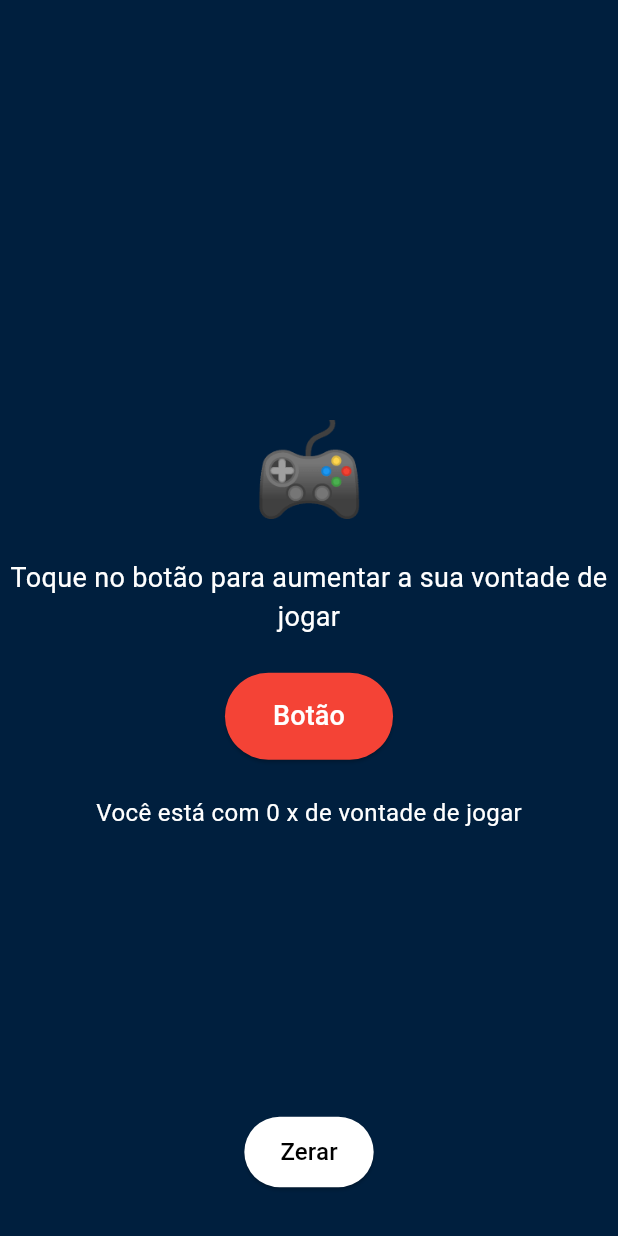
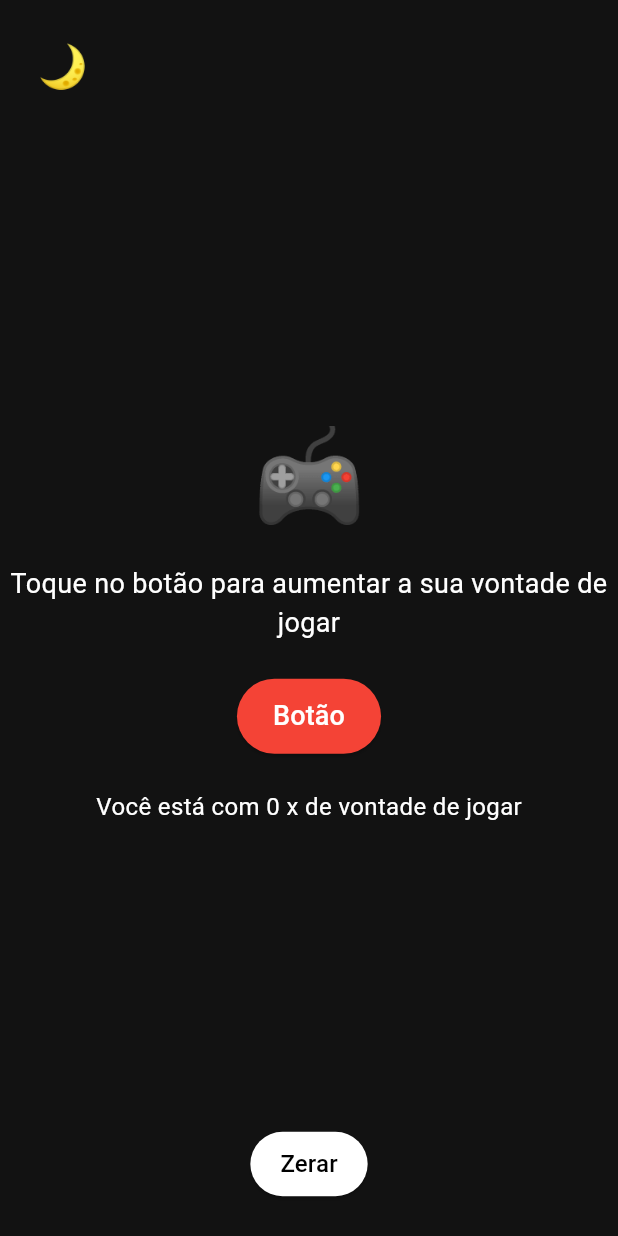
Before and after one commit to voidcg/contador3000, a Flutter app: the screen it shows after launch, on a phone screen of 412 x 824 dp. Run offline on Flutter 3.47's test engine with Material 3 defaults, Android fonts, the light colour scheme and no system bars.

Commit message:
add modo claro/escuro

```diff
--- a/lib/main.dart
+++ b/lib/main.dart
@@ -1,5 +1,6 @@
 import 'package:flutter/material.dart';
 
+// Função principal que inicia o app
 void main() {
   runApp(const Contador3000App());
 }
@@ -10,15 +11,14 @@ class Contador3000App extends StatelessWidget {
 
   @override
   Widget build(BuildContext context) {
-    return MaterialApp(
-      title: 'Contador 3000',
-      debugShowCheckedModeBanner: false, // Remove a faixa de debug
-      home: const HomeScreen(), // Chama a tela inicial
+    return const MaterialApp(
+      debugShowCheckedModeBanner: false, // Remove o banner "debug" do canto
+      home: HomeScreen(), // Define a tela inicial
     );
   }
 }
 
-// Tela inicial com estado (contador muda)
+// Tela inicial com estado (para mudar tema e contador)
 class HomeScreen extends StatefulWidget {
   const HomeScreen({super.key});
 
@@ -27,93 +27,119 @@ class HomeScreen extends StatefulWidget {
 }
 
 class _HomeScreenState extends State<HomeScreen> {
-  int vontade = 0; // Variável que guarda o valor da vontade
+  int vontade = 0; // Contador de vontade de jogar
+  bool isDarkMode = true; // Define se o app está no modo escuro
 
-  // Função que incrementa a vontade
+  // Aumenta o contador
   void aumentarVontade() {
     setState(() {
       vontade++;
     });
   }
 
-  // Função que zera a vontade
+  // Zera o contador
   void zerarVontade() {
     setState(() {
       vontade = 0;
     });
   }
 
+  // Alterna entre modo claro e escuro
+  void alternarTema() {
+    setState(() {
+      isDarkMode = !isDarkMode;
+    });
+  }
+
   @override
   Widget build(BuildContext context) {
+    // Cores de fundo e texto dependendo do tema atual
+    final backgroundColor = isDarkMode ? const Color(0xFF121212) : Colors.white;
+    final textColor = isDarkMode ? Colors.white : Colors.black;
+    final zerarButtonColor = isDarkMode ? Colors.white : Colors.black;
+    final zerarTextColor = isDarkMode ? Colors.black : Colors.white;
+    final emoji = isDarkMode ? '🌙' : '☀️'; // Emoji que aparece no botão de alternar
+
     return Scaffold(
-      backgroundColor: const Color.fromARGB(255, 0, 31, 62), // Fundo azul escuro
-      body: Stack(
+      backgroundColor: backgroundColor,
+      body: SafeArea(
+        child: Stack(
           children: [
-          // Conteúdo central da tela
+            // Botão de alternância (modo claro/escuro) no canto superior esquerdo
+            Positioned(
+              top: 16,
+              left: 16,
+              child: IconButton(
+                icon: Text(
+                  emoji,
+                  style: const TextStyle(fontSize: 28),
+                ),
+                onPressed: alternarTema,
+              ),
+            ),
+            // Conteúdo principal centralizado
             Center(
               child: Column(
                 mainAxisAlignment: MainAxisAlignment.center,
                 children: [
                   const Text(
-                  '🎮', // Emoji de controle
+                    '🎮', // Emoji central do controle
                     style: TextStyle(fontSize: 60),
                   ),
-                const SizedBox(height: 16), // Espaço entre os elementos
-                const Text(
+                  const SizedBox(height: 16),
+                  // Texto de instrução
+                  Text(
                     'Toque no botão para aumentar a sua vontade de jogar',
                     textAlign: TextAlign.center,
                     style: TextStyle(
-                    color: Colors.white, // Texto branco
+                      color: textColor,
                       fontSize: 18,
                     ),
                   ),
                   const SizedBox(height: 24),
+                  // Botão para aumentar o contador
                   ElevatedButton(
-                  onPressed: aumentarVontade, // Chama a função ao clicar
+                    onPressed: aumentarVontade,
                     style: ElevatedButton.styleFrom(
-                    backgroundColor: Colors.red, // Botão vermelho
-                    padding: const EdgeInsets.symmetric(
-                      horizontal: 32,
-                      vertical: 16,
-                    ),
+                      backgroundColor: Colors.red,
+                      padding: const EdgeInsets.symmetric(horizontal: 24, vertical: 12),
                     ),
                     child: const Text(
                       'Botão',
                       style: TextStyle(
-                      color: Colors.white, // Texto branco
+                        color: Colors.white,
                         fontSize: 18,
                       ),
                     ),
                   ),
                   const SizedBox(height: 24),
+                  // Texto que mostra o valor atual do contador
                   Text(
                     'Você está com $vontade x de vontade de jogar',
-                  style: const TextStyle(
-                    color: Colors.white, // Texto branco
+                    style: TextStyle(
+                      color: textColor,
                       fontSize: 16,
                     ),
                   ),
                 ],
               ),
             ),
-          // Botão "Zerar" fixado na parte inferior central
-          Align(
-            alignment: Alignment.bottomCenter,
-            child: Padding(
-              padding: const EdgeInsets.only(bottom: 32),
+            // Botão de zerar na parte inferior central da tela
+            Positioned(
+              bottom: 24,
+              left: 0,
+              right: 0,
+              child: Center(
                 child: ElevatedButton(
-                onPressed: zerarVontade, // Chama a função ao clicar
+                  onPressed: zerarVontade,
                   style: ElevatedButton.styleFrom(
-                  backgroundColor: Colors.white, // Cor branca
-                  padding: const EdgeInsets.symmetric(
-                    horizontal: 24,
-                    vertical: 12,
+                    backgroundColor: zerarButtonColor,
+                    padding: const EdgeInsets.symmetric(horizontal: 20, vertical: 10),
                   ),
-                ),
-                child: const Text(
+                  child: Text(
                     'Zerar',
                     style: TextStyle(
-                    color: Colors.black, // Texto preto
+                      color: zerarTextColor,
                       fontSize: 16,
                     ),
                   ),
@@ -122,6 +148,7 @@ class _HomeScreenState extends State<HomeScreen> {
             ),
           ],
         ),
+      ),
     );
   }
 }
```
Lines whose indentation alone changed are shown as unchanged.
